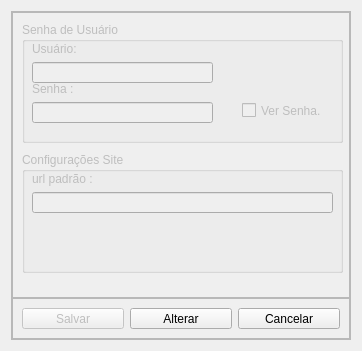
Locked666/call_closing_robot, file ui_qt/FrmConfiguracao.ui: the form before one commit.
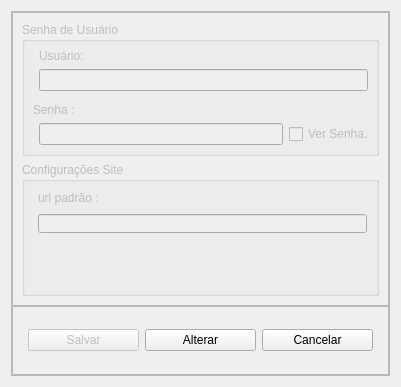
The form after the commit.

Commit message: finaly include gui

What changed in the file:
```diff
--- a/ui_qt/FrmConfiguracao.ui
+++ b/ui_qt/FrmConfiguracao.ui
@@ -6,8 +6,8 @@
    <rect>
     <x>0</x>
     <y>0</y>
-    <width>362</width>
-    <height>351</height>
+    <width>401</width>
+    <height>387</height>
    </rect>
   </property>
   <property name="windowTitle">
@@ -49,41 +49,39 @@
         <property name="frameShadow">
          <enum>QFrame::Raised</enum>
         </property>
+        <layout class="QVBoxLayout" name="verticalLayout_7">
+         <item>
         <widget class="QGroupBox" name="groupBox">
-         <property name="geometry">
-          <rect>
-           <x>10</x>
-           <y>10</y>
-           <width>321</width>
-           <height>121</height>
-          </rect>
-         </property>
          <property name="title">
           <string>Senha de Usuário</string>
          </property>
-         <widget class="QCheckBox" name="check_ver_senha">
+           <widget class="QWidget" name="">
           <property name="geometry">
            <rect>
-            <x>220</x>
-            <y>80</y>
-            <width>81</width>
-            <height>17</height>
-           </rect>
-          </property>
-          <property name="text">
-           <string>Ver Senha.</string>
-          </property>
-         </widget>
-         <widget class="QWidget" name="layoutWidget">
-          <property name="geometry">
-           <rect>
-            <x>10</x>
-            <y>20</y>
-            <width>181</width>
-            <height>41</height>
-           </rect>
-          </property>
+              <x>11</x>
+              <y>21</y>
+              <width>341</width>
+              <height>102</height>
+             </rect>
+            </property>
+            <layout class="QVBoxLayout" name="verticalLayout_6">
+             <item>
           <layout class="QVBoxLayout" name="verticalLayout_3">
+               <property name="spacing">
+                <number>6</number>
+               </property>
+               <property name="leftMargin">
+                <number>6</number>
+               </property>
+               <property name="topMargin">
+                <number>6</number>
+               </property>
+               <property name="rightMargin">
+                <number>6</number>
+               </property>
+               <property name="bottomMargin">
+                <number>6</number>
+               </property>
            <item>
             <widget class="QLabel" name="label">
              <property name="text">
@@ -95,16 +93,8 @@
             <widget class="QLineEdit" name="text_usuario"/>
            </item>
           </layout>
-         </widget>
-         <widget class="QWidget" name="layoutWidget">
-          <property name="geometry">
-           <rect>
-            <x>10</x>
-            <y>60</y>
-            <width>181</width>
-            <height>41</height>
-           </rect>
-          </property>
+             </item>
+             <item>
           <layout class="QVBoxLayout" name="verticalLayout_4">
            <item>
             <widget class="QLabel" name="label_2">
@@ -114,37 +104,62 @@
             </widget>
            </item>
            <item>
+                <layout class="QHBoxLayout" name="horizontalLayout_3">
+                 <property name="leftMargin">
+                  <number>6</number>
+                 </property>
+                 <item>
             <widget class="QLineEdit" name="text_senha">
              <property name="echoMode">
               <enum>QLineEdit::Password</enum>
              </property>
             </widget>
            </item>
-          </layout>
-         </widget>
-        </widget>
+                 <item>
+                  <widget class="QCheckBox" name="check_ver_senha">
+                   <property name="text">
+                    <string>Ver Senha.</string>
+                   </property>
+                  </widget>
+                 </item>
+                </layout>
+               </item>
+              </layout>
+             </item>
+            </layout>
+           </widget>
+          </widget>
+         </item>
+         <item>
         <widget class="QGroupBox" name="groupBox_2">
-         <property name="geometry">
-          <rect>
-           <x>10</x>
-           <y>140</y>
-           <width>321</width>
-           <height>121</height>
-          </rect>
-         </property>
          <property name="title">
           <string>Configurações Site</string>
          </property>
-         <widget class="QWidget" name="layoutWidget">
+           <widget class="QWidget" name="">
           <property name="geometry">
            <rect>
             <x>10</x>
-            <y>20</y>
-            <width>301</width>
-            <height>41</height>
+              <y>23</y>
+              <width>341</width>
+              <height>54</height>
            </rect>
           </property>
           <layout class="QVBoxLayout" name="verticalLayout_5">
+             <property name="spacing">
+              <number>9</number>
+             </property>
+             <property name="leftMargin">
+              <number>6</number>
+             </property>
+             <property name="topMargin">
+              <number>6</number>
+             </property>
+             <property name="rightMargin">
+              <number>6</number>
+             </property>
+             <property name="bottomMargin">
+              <number>6</number>
+             </property>
            <item>
             <widget class="QLabel" name="label_3">
              <property name="text">
@@ -158,6 +173,8 @@
           </layout>
          </widget>
         </widget>
+         </item>
+        </layout>
        </widget>
       </item>
       <item>
@@ -171,7 +188,7 @@
         <property name="maximumSize">
          <size>
           <width>16777215</width>
-          <height>41</height>
+          <height>69</height>
          </size>
         </property>
         <property name="frameShape">
@@ -183,6 +200,18 @@
         <layout class="QHBoxLayout" name="horizontalLayout_2">
          <item>
           <layout class="QHBoxLayout" name="horizontalLayout">
+           <property name="leftMargin">
+            <number>6</number>
+           </property>
+           <property name="topMargin">
+            <number>6</number>
+           </property>
+           <property name="rightMargin">
+            <number>6</number>
+           </property>
+           <property name="bottomMargin">
+            <number>6</number>
+           </property>
            <item>
             <widget class="QPushButton" name="bnt_salvar">
              <property name="enabled">
```
Lines whose indentation alone changed are shown as unchanged. The commit also changes 7 other files.
